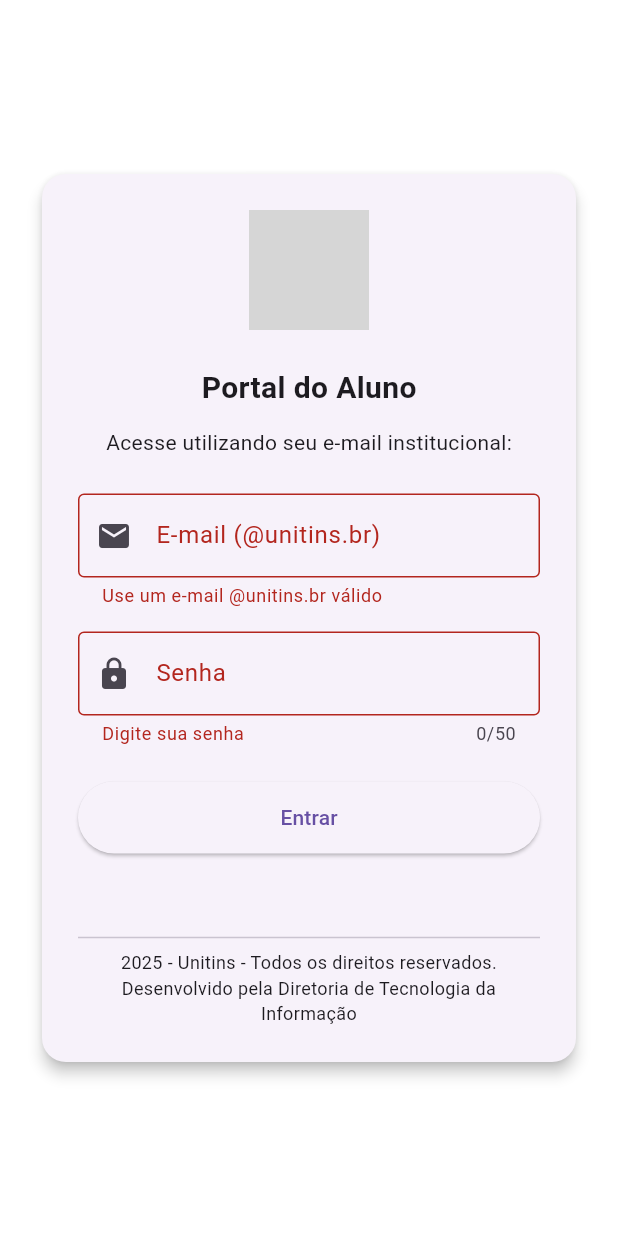
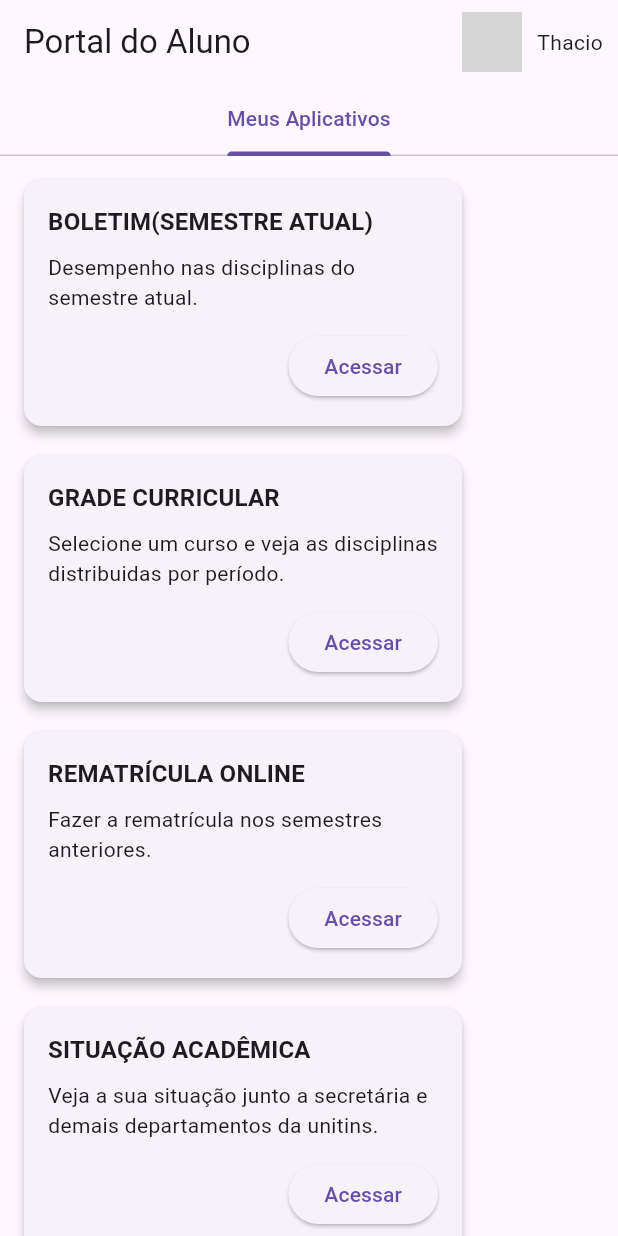
Before and after one commit to thacioalves/educa_mobile, a Flutter app: the screen it shows after launch, after a tap on "Entrar", on a phone screen of 412 x 824 dp. Run offline on Flutter 3.47's test engine with Material 3 defaults, Android fonts, the phone set to English and light mode, and no system bars; network calls fail; grey boxes are pictures that could not be loaded.

Commit message:
paginas login e home finalizadas com navegação

```diff
--- a/lib/main.dart
+++ b/lib/main.dart
@@ -1,6 +1,23 @@
+import 'package:flutter/material.dart';
 import 'package:educa_mobile/screens/login_page.dart';
-import 'package:flutter/material.dart';
+import 'package:educa_mobile/screens/home_page.dart';  // importe a home_page aqui
 
 void main() {
-  runApp(MaterialApp(debugShowCheckedModeBanner: false, home: LoginPage()));
+  runApp(const PortalAlunoApp());
 }
+
+class PortalAlunoApp extends StatelessWidget {
+  const PortalAlunoApp({super.key});
+
+  @override
+  Widget build(BuildContext context) {
+    return MaterialApp(
+      debugShowCheckedModeBanner: false,
+      initialRoute: '/login',
+      routes: {
+        '/login': (context) => const LoginPage(),
+        '/home_page': (context) => const PortalAlunoHome(),  // a HomePage que você criou na home_page.dart
+      },
+    );
+  }
+}
--- /dev/null
+++ b/lib/screens/home_page.dart
@@ -0,0 +1,142 @@
+import 'package:flutter/material.dart';
+
+void main() {
+  runApp(const PortalAlunoApp());
+}
+
+class PortalAlunoApp extends StatelessWidget {
+  const PortalAlunoApp({super.key});
+
+  @override
+  Widget build(BuildContext context) {
+    return MaterialApp(
+      title: 'Portal do Aluno',
+      theme: ThemeData(primarySwatch: Colors.blue),
+      home: const PortalAlunoHome(),
+      debugShowCheckedModeBanner: false,
+    );
+  }
+}
+
+class PortalAlunoHome extends StatelessWidget {
+  const PortalAlunoHome({super.key});
+
+  @override
+  Widget build(BuildContext context) {
+    return DefaultTabController(
+      length: 1,  // Só uma aba agora
+      child: Scaffold(
+        appBar: AppBar(
+          title: const Text('Portal do Aluno'),
+          bottom: const TabBar(
+            tabs: [
+              Tab(text: 'Meus Aplicativos'),
+            ],
+          ),
+          actions: [
+            CircleAvatar(backgroundImage: AssetImage('assets/user-image.jpg')),
+            const SizedBox(width: 10),
+            const Center(child: Text('Thacio')),
+            const SizedBox(width: 10),
+          ],
+        ),
+        body: const TabBarView(children: [AplicativosTab()]),  // só essa aba
+      ),
+    );
+  }
+}
+
+class AplicativosTab extends StatelessWidget {
+  const AplicativosTab({super.key});
+
+  @override
+  Widget build(BuildContext context) {
+    final cards = [
+      AppCard(
+        title: 'BOLETIM(SEMESTRE ATUAL)',
+        description: 'Desempenho nas disciplinas do semestre atual.',
+        url:
+            'https://www.unitins.br/PortalAluno/SecurityAccount/Redirecionar/VW5pdGlucy5NVkMuQmlibGlvdGVjYQ==',
+      ),
+      AppCard(
+        title: 'GRADE CURRICULAR',
+        description: 'Selecione um curso e veja as disciplinas distribuidas por período.',
+        url:
+            'https://www.unitins.br/PortalAluno/SecurityAccount/Redirecionar/dW5pdGlucy5CaWJsaW90ZWNhVmlydHVhbC5tdmM=',
+      ),
+      AppCard(
+        title: 'REMATRÍCULA ONLINE',
+        description: 'Fazer a rematrícula nos semestres anteriores.',
+        url:
+            'https://www.unitins.br/PortalAluno/SecurityAccount/Redirecionar/dW5pdGlucy5CaWJsaW90ZWNhVmlydHVhbC5tdmM=',
+      ),
+      AppCard(
+        title: 'SITUAÇÃO ACADÊMICA',
+        description: 'Veja a sua situação junto a secretária e demais departamentos da unitins.',
+        url:
+            'https://www.unitins.br/PortalAluno/SecurityAccount/Redirecionar/dW5pdGlucy5CaWJsaW90ZWNhVmlydHVhbC5tdmM=',
+      ),
+      AppCard(
+        title: 'ANÁLISE CURRICULAR',
+        description: 'Análise curricular completa.',
+        url:
+            'https://www.unitins.br/PortalAluno/SecurityAccount/Redirecionar/dW5pdGlucy5CaWJsaW90ZWNhVmlydHVhbC5tdmM=',
+      ),
+    ];
+
+    return SingleChildScrollView(
+      padding: const EdgeInsets.all(12.0),
+      child: Wrap(spacing: 12, runSpacing: 12, children: cards),
+    );
+  }
+}
+
+class AppCard extends StatelessWidget {
+  final String title;
+  final String description;
+  final String url;
+
+  const AppCard({
+    super.key,
+    required this.title,
+    required this.description,
+    required this.url,
+  });
+
+  @override
+  Widget build(BuildContext context) {
+    return SizedBox(
+      width: 300,
+      child: Card(
+        shape: RoundedRectangleBorder(borderRadius: BorderRadius.circular(12)),
+        elevation: 3,
+        child: Padding(
+          padding: const EdgeInsets.all(16),
+          child: Column(
+            crossAxisAlignment: CrossAxisAlignment.start,
+            children: [
+              Text(
+                title,
+                style: Theme.of(
+                  context,
+                ).textTheme.titleMedium?.copyWith(fontWeight: FontWeight.bold),
+              ),
+              const SizedBox(height: 8),
+              Text(description),
+              const SizedBox(height: 12),
+              Align(
+                alignment: Alignment.bottomRight,
+                child: ElevatedButton(
+                  onPressed: () {
+                    // Ação para abrir o link (use url_launcher)
+                  },
+                  child: const Text('Acessar'),
+                ),
+              ),
+            ],
+          ),
+        ),
+      ),
+    );
+  }
+}
--- a/lib/screens/login_page.dart
+++ b/lib/screens/login_page.dart
@@ -1,5 +1,4 @@
 import 'package:flutter/material.dart';
-import 'package:url_launcher/url_launcher.dart';
 
 void main() {
   runApp(const PortalAlunoApp());
@@ -12,8 +11,11 @@
   Widget build(BuildContext context) {
     return MaterialApp(
       title: 'Portal do Aluno - Login',
+      debugShowCheckedModeBanner: false,
+      routes: {
+        '/home_page': (context) => const HomePage(),
+      },
       home: const LoginPage(),
-      debugShowCheckedModeBanner: false,
     );
   }
 }
@@ -26,30 +28,36 @@
 }
 
 class _LoginPageState extends State<LoginPage> {
-  final _formKey = GlobalKey<FormState>();
   final _emailController = TextEditingController();
   final _senhaController = TextEditingController();
 
-  bool _tutorialsExpanded = false;
-
-  void _launchURL(String url) async {
-    if (!await launchUrl(Uri.parse(url))) throw 'Could not launch $url';
-  }
-
-  void _onSubmit() {
-    if (_formKey.currentState!.validate()) {
-      // Simula envio e bloqueia botão (Recaptcha pode ser implementado aqui)
-      ScaffoldMessenger.of(
-        context,
-      ).showSnackBar(const SnackBar(content: Text('Enviando...')));
-    }
+  @override
+  void dispose() {
+    _emailController.dispose();
+    _senhaController.dispose();
+    super.dispose();
   }
 
   @override
   Widget build(BuildContext context) {
     return Scaffold(
-      backgroundColor: Colors.white,
-      body: Center(
+      body: Stack(
+        children: [
+          // Fundo com imagem
+          Positioned.fill(
+            child: Image.network(
+              'https://www.plot.pt/wp-content/uploads/2020/07/imagemheader.jpg',
+              fit: BoxFit.cover,
+            ),
+          ),
+
+          // Sombra escura — sem IgnorePointer
+          Positioned.fill(
+            child: Container(color: Colors.black.withOpacity(0.4)),
+          ),
+
+          // Conteúdo principal
+          Center(
             child: SingleChildScrollView(
               padding: const EdgeInsets.all(24),
               child: Card(
@@ -69,16 +77,15 @@
                       const SizedBox(height: 24),
                       const Text(
                         'Portal do Aluno',
-                    style: TextStyle(fontSize: 20, fontWeight: FontWeight.bold),
+                        style: TextStyle(
+                          fontSize: 20,
+                          fontWeight: FontWeight.bold,
+                        ),
                       ),
                       const SizedBox(height: 12),
                       const Text('Acesse utilizando seu e-mail institucional:'),
                       const SizedBox(height: 24),
-                  Form(
-                    key: _formKey,
-                    child: Column(
-                      children: [
-                        TextFormField(
+                      TextField(
                         controller: _emailController,
                         decoration: const InputDecoration(
                           labelText: 'E-mail (@unitins.br)',
@@ -86,19 +93,9 @@
                           border: OutlineInputBorder(),
                         ),
                         keyboardType: TextInputType.emailAddress,
-                          validator: (value) {
-                            if (value == null ||
-                                value.isEmpty ||
-                                !RegExp(
-                                  r'^[\w.]+@unitins\.br$',
-                                ).hasMatch(value)) {
-                              return 'Use um e-mail @unitins.br válido';
-                            }
-                            return null;
-                          },
                       ),
                       const SizedBox(height: 16),
-                        TextFormField(
+                      TextField(
                         controller: _senhaController,
                         decoration: const InputDecoration(
                           labelText: 'Senha',
@@ -107,32 +104,16 @@
                         ),
                         obscureText: true,
                         maxLength: 50,
-                          validator: (value) {
-                            if (value == null || value.isEmpty) {
-                              return 'Digite sua senha';
-                            }
-                            return null;
-                          },
                       ),
-                        const SizedBox(height: 8),
                       const SizedBox(height: 16),
                       ElevatedButton(
-                          onPressed: _onSubmit,
-                          child: const Text('Entrar'),
+                        onPressed: () {
+                          Navigator.pushReplacementNamed(context, '/home_page');
+                        },
                         style: ElevatedButton.styleFrom(
                           minimumSize: const Size.fromHeight(48),
                         ),
-                        ),
-                      ],
-                    ),
-                  ),
-                  const SizedBox(height: 24),
-                  ExpansionPanelList(
-                    expansionCallback: (int index, bool isExpanded) {
-                      setState(() {
-                        _tutorialsExpanded = !_tutorialsExpanded;
-                      });
-                    },
+                        child: const Text('Entrar'),
                       ),
                       const SizedBox(height: 24),
                       const Divider(),
@@ -152,14 +133,21 @@
               ),
             ),
           ),
-    );
-  }
-
-  Widget _buildLinkTile(String title, String url) {
-    return ListTile(
-      title: Text(title),
-      leading: const Icon(Icons.link),
-      onTap: () => _launchURL(url),
+        ],
+      ),
     );
   }
 }
+
+// Tela Home (placeholder)
+class HomePage extends StatelessWidget {
+  const HomePage({super.key});
+
+  @override
+  Widget build(BuildContext context) {
+    return Scaffold(
+      appBar: AppBar(title: const Text('Página Inicial')),
+      body: const Center(child: Text('Bem-vindo ao Portal do Aluno!')),
+    );
+  }
+}
```
Lines whose indentation alone changed are shown as unchanged.
